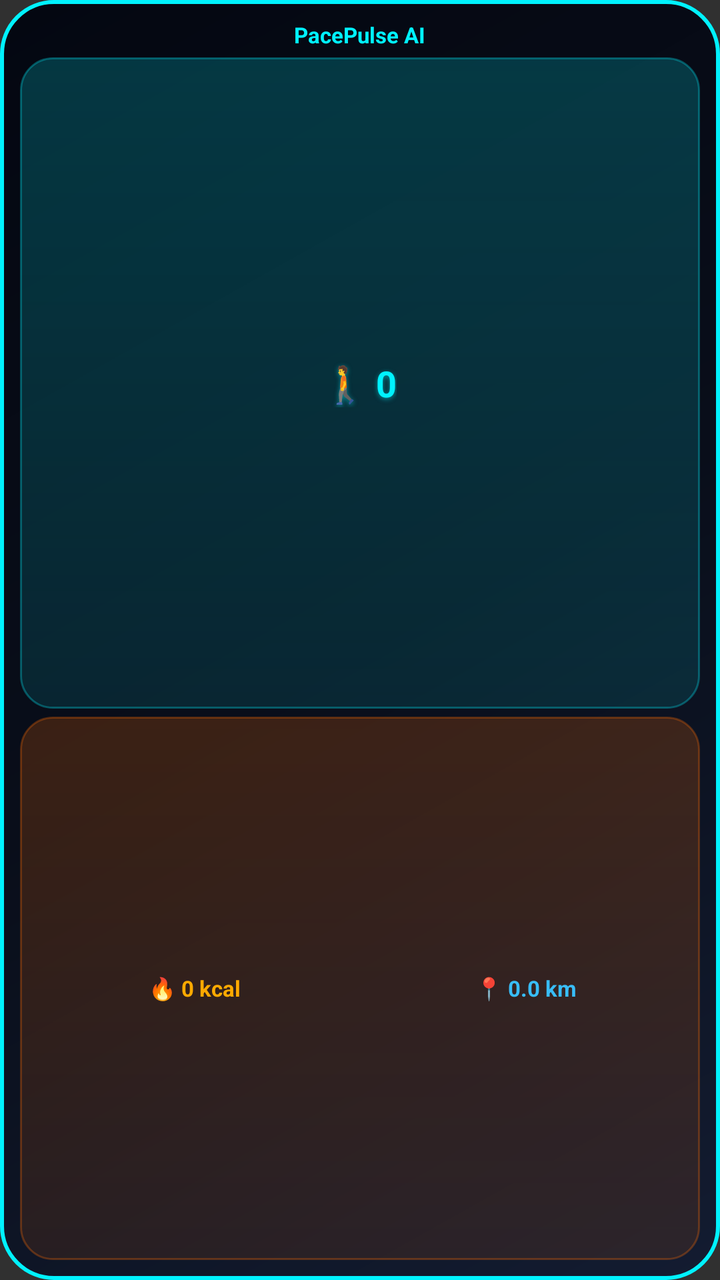
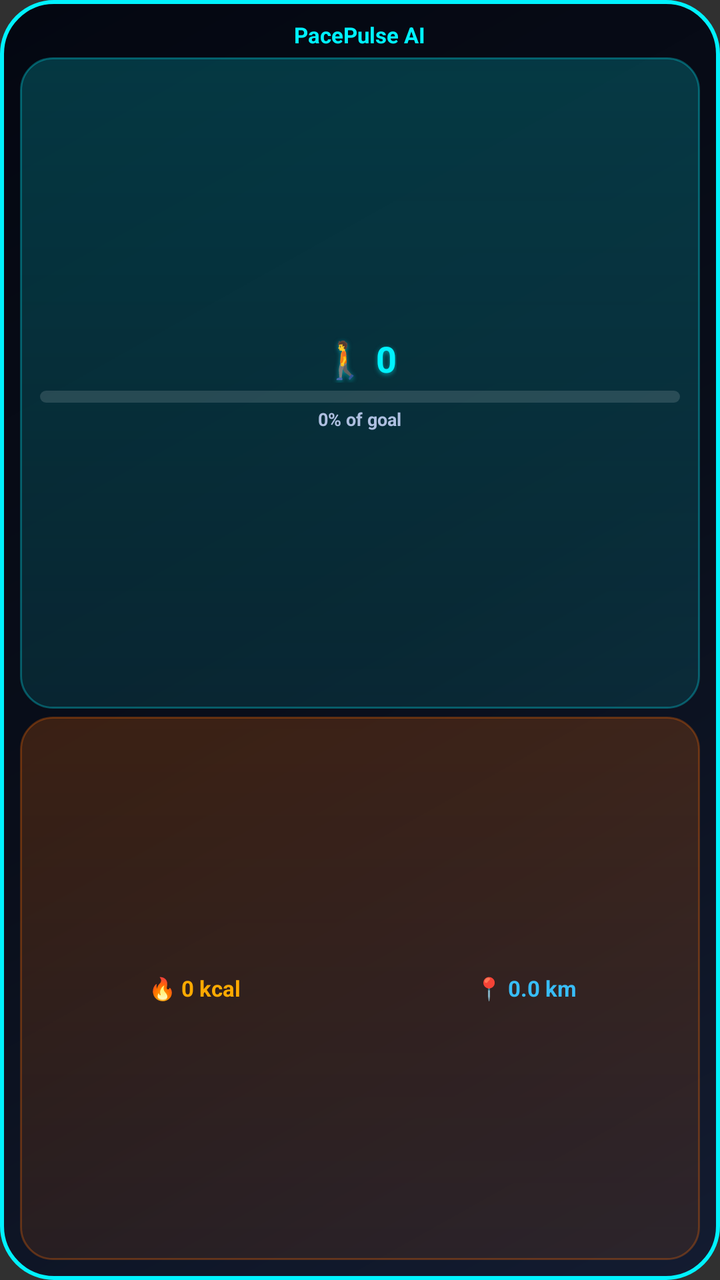

The first picture is an Android layout as it rendered before a commit; the second is the same layout after the commit. The layout source and the unified diff follow.
<!-- AndroidManifest.xml: application theme android:Theme.Material.NoActionBar -->
<!-- res/layout/pace_pulse_widget_solid.xml -->
<?xml version="1.0" encoding="utf-8"?>
<LinearLayout xmlns:android="http://schemas.android.com/apk/res/android"
    android:id="@+id/widget_root"
    android:layout_width="match_parent"
    android:layout_height="match_parent"
    android:orientation="vertical"
    android:padding="10dp"
    android:background="@drawable/widget_background_solid"
    android:gravity="center">

    
    <TextView
        android:layout_width="wrap_content"
        android:layout_height="wrap_content"
        android:text="PacePulse AI"
        android:textColor="#00F2FE"
        android:textSize="11sp"
        android:textStyle="bold"
        android:layout_marginBottom="4dp" />

    
    <LinearLayout
        android:layout_width="match_parent"
        android:layout_height="0dp"
        android:layout_weight="1.2"
        android:orientation="vertical"
        android:gravity="center"
        android:background="@drawable/widget_pill_steps"
        android:padding="4dp"
        android:layout_marginBottom="4dp">

        <TextView
            android:id="@+id/widget_steps"
            android:layout_width="wrap_content"
            android:layout_height="wrap_content"
            android:text="🚶 0"
            android:textColor="#00F2FE"
            android:textSize="18sp"
            android:textStyle="bold"
            android:shadowColor="#8000F2FE"
            android:shadowDx="0"
            android:shadowDy="2"
            android:shadowRadius="6"
            android:gravity="center" />
    </LinearLayout>

    
    <LinearLayout
        android:layout_width="match_parent"
        android:layout_height="0dp"
        android:layout_weight="1"
        android:orientation="horizontal"
        android:gravity="center"
        android:background="@drawable/widget_pill_calories"
        android:padding="4dp">

        <TextView
            android:id="@+id/widget_calories"
            android:layout_width="0dp"
            android:layout_height="wrap_content"
            android:layout_weight="1"
            android:text="🔥 0 kcal"
            android:textColor="#FFAA00"
            android:textSize="11sp"
            android:textStyle="bold"
            android:gravity="center" />

        <TextView
            android:id="@+id/widget_distance"
            android:layout_width="0dp"
            android:layout_height="wrap_content"
            android:layout_weight="1"
            android:text="📍 0.0 km"
            android:textColor="#38BDF8"
            android:textSize="11sp"
            android:textStyle="bold"
            android:gravity="center" />
    </LinearLayout>
</LinearLayout>
<!-- resources referenced by this layout -->
<resources>
  <!-- drawable widget_background_solid (drawable) -->
  <?xml version="1.0" encoding="utf-8"?>
  <shape xmlns:android="http://schemas.android.com/apk/res/android"
      android:shape="rectangle">
      <gradient
          android:angle="135"
          android:startColor="#131C31"
          android:centerColor="#090E1A"
          android:endColor="#040711"
          android:type="linear" />
      <corners android:radius="26dp" />
      <stroke
          android:width="2dp"
          android:color="#00F2FE" />
  </shape>
  <!-- drawable widget_pill_calories (drawable) -->
  <?xml version="1.0" encoding="utf-8"?>
  <shape xmlns:android="http://schemas.android.com/apk/res/android"
      android:shape="rectangle">
      <gradient
          android:angle="90"
          android:startColor="#1AFF6B00"
          android:endColor="#33FF6B00"
          android:type="linear" />
      <corners android:radius="16dp" />
      <stroke
          android:width="1dp"
          android:color="#4DFF6B00" />
  </shape>
  <!-- drawable widget_pill_steps (drawable) -->
  <?xml version="1.0" encoding="utf-8"?>
  <shape xmlns:android="http://schemas.android.com/apk/res/android"
      android:shape="rectangle">
      <gradient
          android:angle="90"
          android:startColor="#1A00F2FE"
          android:endColor="#3300F2FE"
          android:type="linear" />
      <corners android:radius="16dp" />
      <stroke
          android:width="1dp"
          android:color="#4D00F2FE" />
  </shape>
</resources>

<!-- the commit's change to res/layout/pace_pulse_widget_solid.xml (unified diff, before → after) -->
@@ -42,6 +42,28 @@
             android:shadowDy="2"
             android:shadowRadius="6"
             android:gravity="center" />
+
+        <ProgressBar
+            android:id="@+id/widget_goal_progress"
+            style="?android:attr/progressBarStyleHorizontal"
+            android:layout_width="match_parent"
+            android:layout_height="6dp"
+            android:layout_marginTop="4dp"
+            android:layout_marginHorizontal="6dp"
+            android:max="100"
+            android:progress="0"
+            android:progressDrawable="@drawable/widget_progress_bar" />
+
+        <TextView
+            android:id="@+id/widget_goal_pct"
+            android:layout_width="wrap_content"
+            android:layout_height="wrap_content"
+            android:layout_marginTop="2dp"
+            android:text="0% of goal"
+            android:textColor="#AEBFE0"
+            android:textSize="9sp"
+            android:textStyle="bold"
+            android:gravity="center" />
     </LinearLayout>
 
     
<!-- resource entries referenced after the edit -->
@@ -43,5 +43,27 @@
           android:width="1dp"
           android:color="#4D00F2FE" />
   </shape>
+  <!-- drawable widget_progress_bar (drawable) -->
+  <?xml version="1.0" encoding="utf-8"?>
+  <layer-list xmlns:android="http://schemas.android.com/apk/res/android">
+      <item android:id="@android:id/background">
+          <shape android:shape="rectangle">
+              <corners android:radius="4dp" />
+              <solid android:color="#22FFFFFF" />
+          </shape>
+      </item>
+      <item android:id="@android:id/progress">
+          <clip>
+              <shape android:shape="rectangle">
+                  <corners android:radius="4dp" />
+                  <gradient
+                      android:angle="0"
+                      android:startColor="#00F2FE"
+                      android:endColor="#8B5CF6"
+                      android:type="linear" />
+              </shape>
+          </clip>
+      </item>
+  </layer-list>
 </resources>
 
